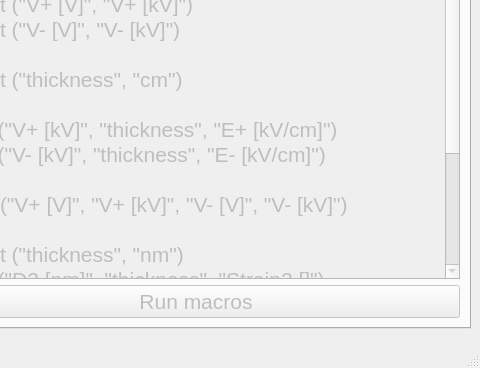
Above: mainwindow_tabs.ui from lcubrilo/Brillo before the change; both pictures show x 423 to 903 and y 307 to 675 of the 903 by 675 pixel window. Below: the same form after it.
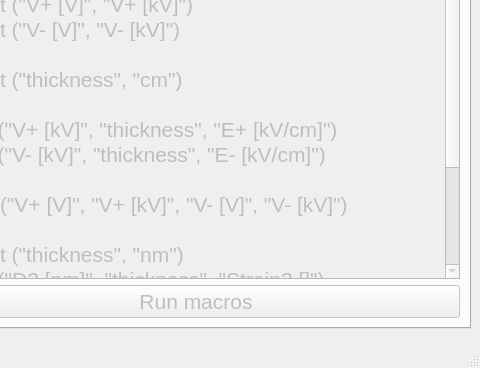
That is the form after the change.

What changed in the file:
```diff
--- a/mainwindow_tabs.ui
+++ b/mainwindow_tabs.ui
@@ -528,8 +528,7 @@
 divide (&quot;D3 [nm]&quot;, &quot;thickness&quot;, &quot;Strain3 []&quot;)
 
 delete (&quot;D2 [nm]&quot;, &quot;D3 [nm]&quot;)
-
-</string>
+export</string>
            </property>
           </widget>
          </item>
```
Left out of the diff: 6 changed lines with no effect on the pictures.
